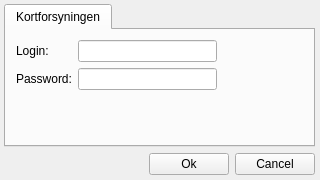
The window that src/geosearch_dk/ui_settings.ui (Septima/qgis-geosearch) describes before a commit, drawn with Qt 5.
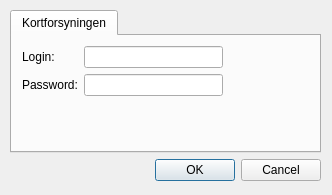
The same window after the commit.

Commit message: Refactored settings handling

The edit to the form file:
```diff
--- a/src/geosearch_dk/ui_settings.ui
+++ b/src/geosearch_dk/ui_settings.ui
@@ -1,23 +1,23 @@
 <?xml version="1.0" encoding="UTF-8"?>
 <ui version="4.0">
- <class>settingsForm</class>
- <widget class="QWidget" name="settingsForm">
+ <class>Dialog</class>
+ <widget class="QDialog" name="Dialog">
   <property name="geometry">
    <rect>
     <x>0</x>
     <y>0</y>
-    <width>320</width>
-    <height>180</height>
+    <width>332</width>
+    <height>195</height>
    </rect>
   </property>
   <property name="windowTitle">
    <string>Search</string>
   </property>
-  <widget class="QWidget" name="">
+  <widget class="QWidget" name="layoutWidget">
    <property name="geometry">
     <rect>
-     <x>4</x>
-     <y>4</y>
+     <x>10</x>
+     <y>10</y>
      <width>311</width>
      <height>171</height>
     </rect>
@@ -65,35 +65,17 @@
      </widget>
     </item>
     <item>
-     <layout class="QHBoxLayout" name="horizontalLayout">
-      <item>
-       <spacer name="horizontalSpacer">
-        <property name="orientation">
-         <enum>Qt::Horizontal</enum>
-        </property>
-        <property name="sizeHint" stdset="0">
-         <size>
-          <width>40</width>
-          <height>20</height>
-         </size>
-        </property>
-       </spacer>
-      </item>
-      <item>
-       <widget class="QPushButton" name="okButton">
-        <property name="text">
-         <string>Ok</string>
-        </property>
-       </widget>
-      </item>
-      <item>
-       <widget class="QPushButton" name="cancelButton">
-        <property name="text">
-         <string>Cancel</string>
-        </property>
-       </widget>
-      </item>
-     </layout>
+     <layout class="QHBoxLayout" name="horizontalLayout"/>
+    </item>
+    <item>
+     <widget class="QDialogButtonBox" name="buttonBox">
+      <property name="orientation">
+       <enum>Qt::Horizontal</enum>
+      </property>
+      <property name="standardButtons">
+       <set>QDialogButtonBox::Cancel|QDialogButtonBox::Ok</set>
+      </property>
+     </widget>
     </item>
    </layout>
   </widget>
```
Left out of the diff: 37 changed lines with no effect on the pictures. The commit also changes 4 other files.
